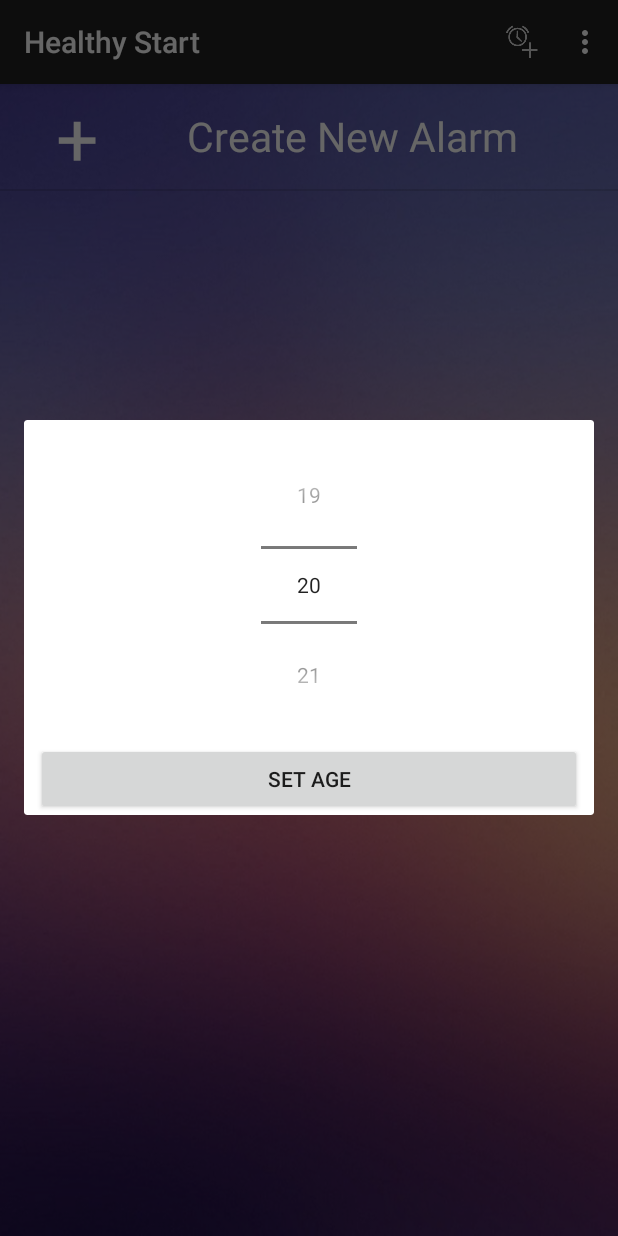
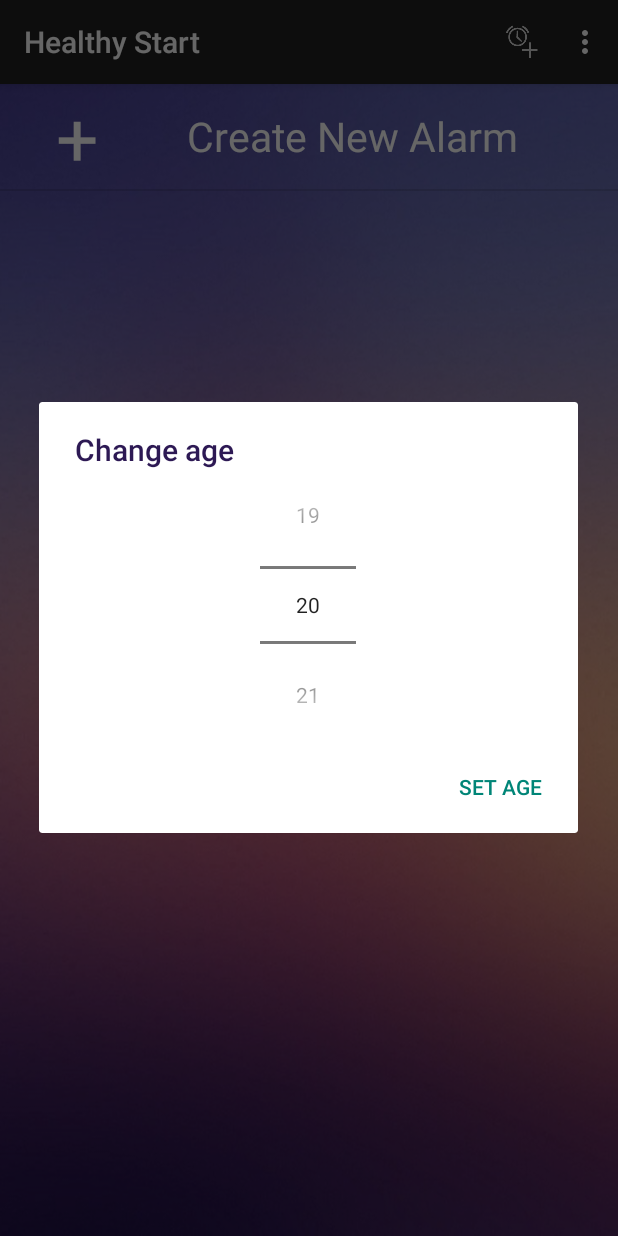
Before and after one commit to mccordnate/Healthy-Start-Alarm-Clock, an Android app: the AlarmsActivity screen opened directly, with no data from a screen before it, in the options menu, after a tap on "Change Age", on a phone screen of 412 x 824 dp. Run offline under Robolectric (Android 15) with nearby library versions, the phone set to English and light mode, and no system bars; 1 statement that could not run was skipped.

Commit message:
change intensity percentage to target heart rate and change change name to alertdialog

```diff
--- a/app/src/main/java/vandyhacks/dios/hsphuc/healthystart/AlarmsActivity.java
+++ b/app/src/main/java/vandyhacks/dios/hsphuc/healthystart/AlarmsActivity.java
@@ -1,5 +1,6 @@
 package vandyhacks.dios.hsphuc.healthystart;
 
+import android.app.Activity;
 import android.app.AlertDialog;
 import android.app.Dialog;
 import android.content.Context;
@@ -15,6 +16,7 @@ import android.view.MenuItem;
 import android.view.View;
 import android.view.ViewGroup;
 import android.widget.Button;
+import android.widget.FrameLayout;
 import android.widget.LinearLayout;
 import android.widget.ListView;
 import android.widget.NumberPicker;
@@ -112,36 +114,45 @@ public class AlarmsActivity extends ActionBarActivity implements AlarmListCallba
      * Opens a dialog for selecting a user's age if they have not entered it before.
      */
     private void showAgeDialog() {
-        final Dialog d = new Dialog(this);
-        d.setTitle("Select your age");
-        d.setContentView(R.layout.age_dialog);
-        Button b1 = (Button) d.findViewById(R.id.button1);
-        final NumberPicker np = (NumberPicker) d.findViewById(R.id.numberPicker1);
+        AlertDialog.Builder builder = new AlertDialog.Builder(this);
+
+        final NumberPicker np = new NumberPicker(this);
+        np.setMinValue(1);
         np.setMaxValue(99);
-        np.setMinValue(1);
         int curAge = ((HealthyStartApplication) getApplication()).user.getAge();
         np.setValue( (curAge == -1) ? 20 : curAge);
         np.setWrapSelectorWheel(false);
-        b1.setOnClickListener(new View.OnClickListener() {
+        final FrameLayout parent = new FrameLayout(this);
+        parent.addView(np, new FrameLayout.LayoutParams(
+                FrameLayout.LayoutParams.WRAP_CONTENT,
+                FrameLayout.LayoutParams.WRAP_CONTENT,
+                Gravity.CENTER));
+        builder.setView(parent);
+        //set bottoni dialog
+        builder.setTitle("Change age");
+        builder.setPositiveButton("Set Age", new DialogInterface.OnClickListener() {
             @Override
-            public void onClick(View v) {
+            public void onClick(DialogInterface dialog, int which) {
                 age = np.getValue();
 
                 // Set the user's age and save it to the device
                 ((HealthyStartApplication) getApplication()).user = new User(age);
                 SharedPreferences sharedPreferences = getSharedPreferences(User.PREFS_NAME, MODE_PRIVATE);
                 ((HealthyStartApplication) getApplication()).user.save(sharedPreferences);
-                d.dismiss();
+
+                alarmsAdapter.notifyDataSetChanged();
             }
         });
-        d.show();
 
-        int dividerId = d.getContext().getResources().getIdentifier("android:id/titleDivider", null, null);
-        View divider = d.findViewById(dividerId);
+        //visualizzo il dialog
+        Dialog dialog = builder.create();
+        dialog.show();
+        int dividerId = dialog.getContext().getResources().getIdentifier("android:id/titleDivider", null, null);
+        View divider = dialog.findViewById(dividerId);
         divider.setBackgroundColor(getResources().getColor(R.color.titleBarPurple));
 
-        int textViewId = d.getContext().getResources().getIdentifier("android:id/title", null, null);
-        TextView tv = (TextView) d.findViewById(textViewId);
+        int textViewId = dialog.getContext().getResources().getIdentifier("android:id/alertTitle", null, null);
+        TextView tv = (TextView) dialog.findViewById(textViewId);
         tv.setTextColor(getResources().getColor(R.color.titleBarPurple));
     }
 
@@ -170,7 +181,7 @@ public class AlarmsActivity extends ActionBarActivity implements AlarmListCallba
         intensityBarTitle.setGravity(Gravity.CENTER_HORIZONTAL);
         intensityBarTitle.setTextSize(20f);
         intensityBarTitle.setTextColor(getResources().getColor(R.color.titleBarPurple));
-        intensityBarTitle.setText("Intensity: " + tempAlarm.getIntensity() + "%");
+        intensityBarTitle.setText("Target: " + HealthyStartApplication.user.findTargetHeartrate(tempAlarm.getIntensity()) + " bpm");
 
         final SeekBar intensityBar = new SeekBar(this);
         intensityBar.setMax(50);
@@ -178,7 +189,7 @@ public class AlarmsActivity extends ActionBarActivity implements AlarmListCallba
         intensityBar.setOnSeekBarChangeListener(new SeekBar.OnSeekBarChangeListener() {
             @Override
             public void onProgressChanged(SeekBar seekBar, int progress, boolean fromUser) {
-                intensityBarTitle.setText("Intensity: " + (progress + 35) + "%");
+                intensityBarTitle.setText("Target: " + HealthyStartApplication.user.findTargetHeartrate(progress + 35) + " bpm");
                 tempAlarm.setIntensity(progress + 35);
             }
 
--- a/app/src/main/java/vandyhacks/dios/hsphuc/healthystart/AlarmsAdapter.java
+++ b/app/src/main/java/vandyhacks/dios/hsphuc/healthystart/AlarmsAdapter.java
@@ -65,7 +65,7 @@ public class AlarmsAdapter extends ArrayAdapter<Alarm> {
             TextView timeTextView = (TextView)view.findViewById(R.id.time_text);
             TextView intensityTextView = (TextView)view.findViewById(R.id.intensity_text);
             timeTextView.setText(time);
-            intensityTextView.setText("Intensity: " + alarm.getIntensity() + "%");
+            intensityTextView.setText("Target: " + HealthyStartApplication.user.findTargetHeartrate(alarm.getIntensity()) + " bpm");
 
             Switch isSetSwitch = (Switch)view.findViewById(R.id.set_switch);
             isSetSwitch.setChecked(alarm.isScheduled());
```
Also changed, not shown: 1 other file.
